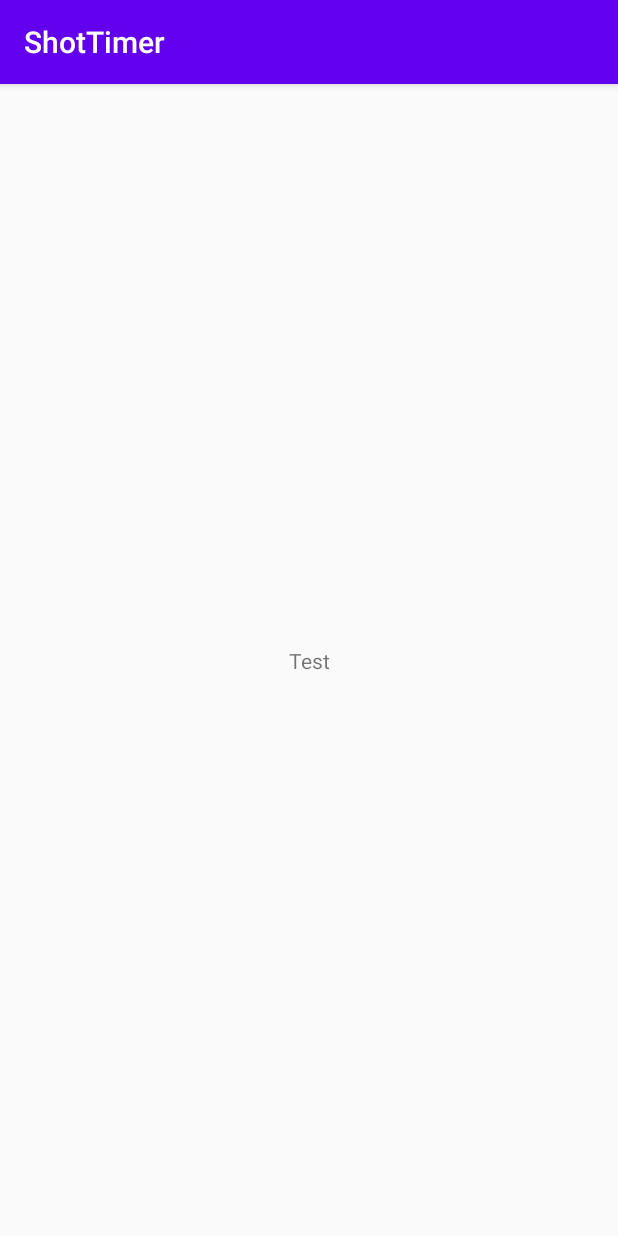
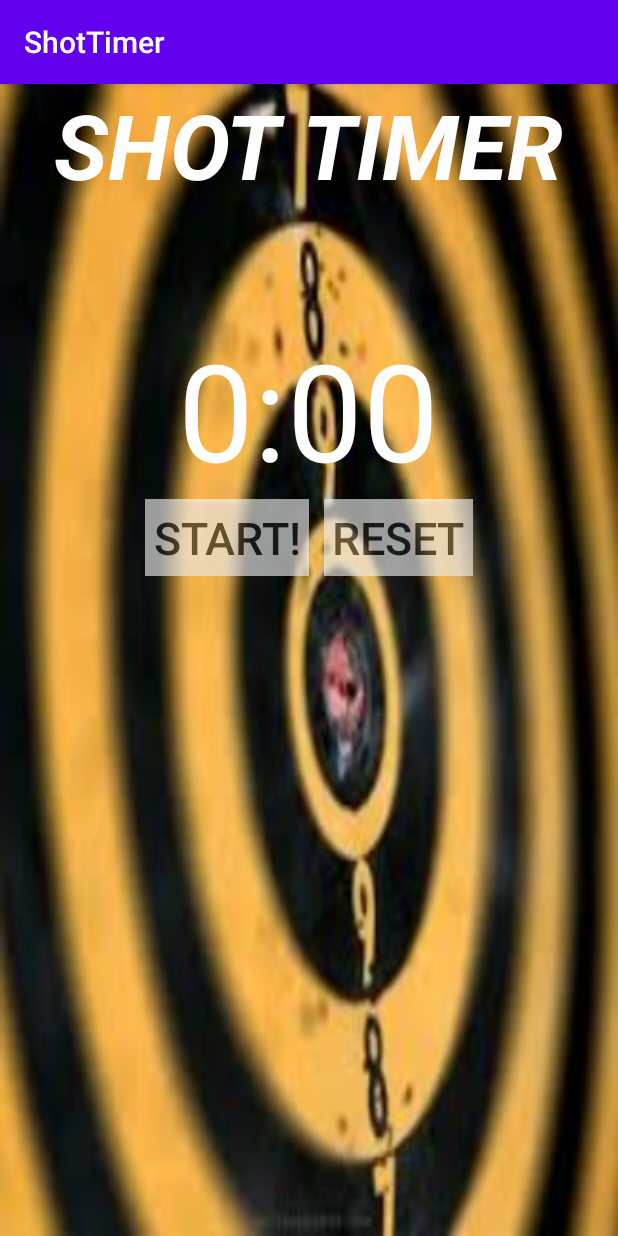
Before and after one commit to TrevorFreudig/shot-timer, an Android app: the screen it shows after launch (MainActivity), on a phone screen of 412 x 824 dp. Run offline under Robolectric (Android 15) with nearby library versions, the phone set to English and light mode, and no system bars.

Commit message:
Created generic UI.

```diff
--- a/app/src/main/res/layout/activity_main.xml
+++ b/app/src/main/res/layout/activity_main.xml
@@ -1,18 +1,67 @@
 <?xml version="1.0" encoding="utf-8"?>
-<androidx.constraintlayout.widget.ConstraintLayout xmlns:android="http://schemas.android.com/apk/res/android"
-    xmlns:app="http://schemas.android.com/apk/res-auto"
+<LinearLayout xmlns:android="http://schemas.android.com/apk/res/android"
     xmlns:tools="http://schemas.android.com/tools"
+    android:orientation="vertical"
     android:layout_width="match_parent"
     android:layout_height="match_parent"
+    android:background="@drawable/background"
     tools:context=".MainActivity">
 
     <TextView
+        android:id="@+id/header"
         android:layout_width="wrap_content"
         android:layout_height="wrap_content"
-        android:text="Test"
-        app:layout_constraintBottom_toBottomOf="parent"
-        app:layout_constraintLeft_toLeftOf="parent"
-        app:layout_constraintRight_toRightOf="parent"
-        app:layout_constraintTop_toTopOf="parent" />
+        android:text="SHOT TIMER"
+        android:textSize="60dp"
+        android:textColor="@color/colorAccent"
+        android:textStyle="bold|italic"
+        android:layout_gravity="center"/>
 
-</androidx.constraintlayout.widget.ConstraintLayout>
+    <LinearLayout
+        android:layout_width="fill_parent"
+        android:layout_height="324dp"
+        android:gravity="center"
+        android:orientation="vertical">
+
+        <TextView
+            android:layout_width="wrap_content"
+            android:layout_height="wrap_content"
+            android:layout_gravity="center"
+            android:text="0:00"
+            android:textColor="@color/colorAccent"
+            android:textSize="90dp" />
+
+        <LinearLayout
+            android:layout_width="wrap_content"
+            android:layout_height="wrap_content"
+            android:layout_gravity="center"
+            android:orientation="horizontal">
+
+            <Button
+                android:id="@+id/startButton"
+                android:layout_width="wrap_content"
+                android:layout_height="wrap_content"
+                android:layout_gravity="center"
+                android:layout_marginRight="10dp"
+                android:alpha="0.60"
+                android:background="@color/colorAccent"
+                android:padding="5dp"
+                android:text="START!"
+                android:textSize="30dp" />
+
+            <Button
+                android:id="@+id/resetButton"
+                android:layout_width="wrap_content"
+                android:layout_height="wrap_content"
+                android:layout_gravity="center"
+                android:alpha="0.60"
+                android:background="@color/colorAccent"
+                android:padding="5dp"
+                android:text="RESET"
+                android:textSize="30dp" />
+
+        </LinearLayout>
+
+    </LinearLayout>
+
+</LinearLayout>
--- a/app/src/main/res/values/colors.xml
+++ b/app/src/main/res/values/colors.xml
@@ -1,6 +1,6 @@
 <?xml version="1.0" encoding="utf-8"?>
 <resources>
     <color name="colorPrimary">#6200EE</color>
-    <color name="colorPrimaryDark">#3700B3</color>
-    <color name="colorAccent">#03DAC5</color>
+    <color name="colorPrimaryDark">#BAAB29</color>
+    <color name="colorAccent">#FDFDFD</color>
 </resources>
```
Also changed, not shown: app/src/main/res/drawable/background.jpg (added).
